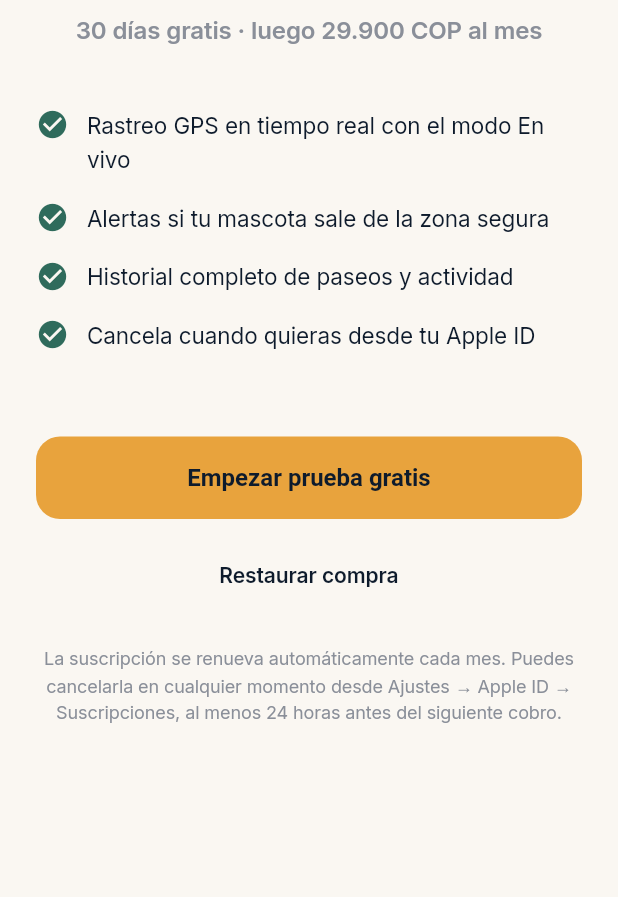
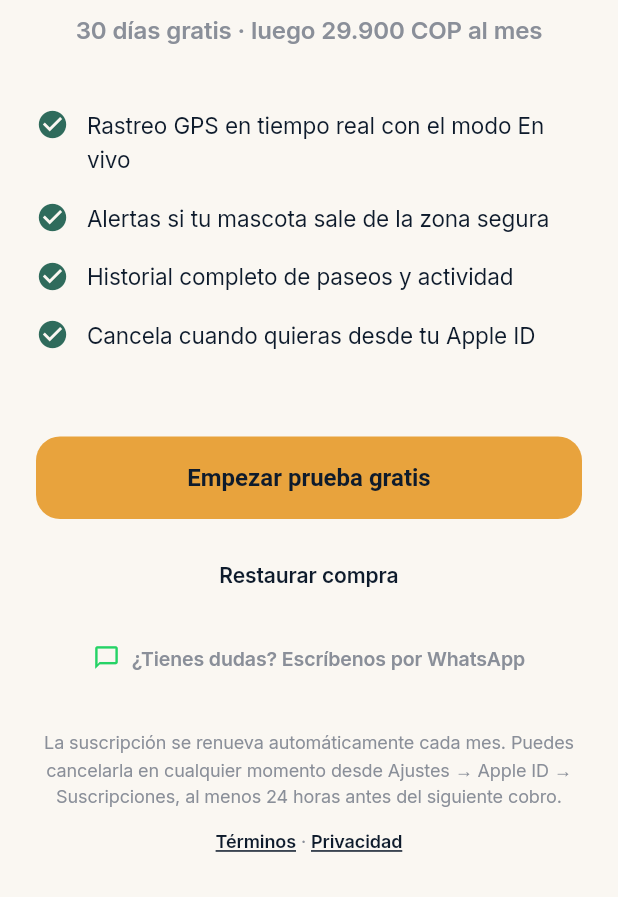
Before and after one commit to notero88-dev/pet-tracker, a Flutter app: the PaywallScreen screen opened directly, on a phone screen of 412 x 824 dp, the part 339-1236 px from its top. Run offline on Flutter 3.47's test engine with Material 3 defaults, Android fonts, the phone set to English and light mode, and no system bars; our stand-ins replace cloud_firestore, firebase_auth, firebase_core, firebase_crashlytics, firebase_messaging, flutter_svg and 9 more; missing offline and left inert: mobile_scanner, network_info_plus; accounts and stored records are empty; network calls fail.

Commit message:
paywall: WhatsApp support contact + ToS/Privacy links + real support number
Two related changes to make the paywall App-Review-checklist-complete
and to wire the real support phone everywhere it appears in the app.

### constants.dart

- New AppConstants.supportWhatsAppPhone = '573125220165' (Nico's
  direct line). Centralized so the same number does not get re-typed
  per surface.
- New AppConstants.whatsAppSupportLink(message) helper that builds
  a properly URL-encoded wa.me deep link via Uri.https. Both the
  paywall and the Cuenta tab call this with their own prefilled
  message so the first WhatsApp ping gives Nico context.

### cuenta_tab.dart

- Replaced the placeholder '573001234567' WhatsApp number in the
  Soporte card with AppConstants.whatsAppSupportLink('Necesito
  ayuda con mi app Besti'). User taps the row -> WhatsApp opens
  with the prefilled message.

### paywall_screen.dart

Two new affordances below the existing CTA + "Restaurar compra":

- WhatsApp support link with green chat-bubble icon — "¿Tienes dudas?
  Escríbenos por WhatsApp" -> opens WhatsApp with "Tengo dudas de la
  suscripción de Besti" prefilled. Apple-acceptable external
  contact (Tractive, Fi, Whistle all do this from their paywalls).

- "Términos · Privacidad" link pair at the very bottom, opening
  https://mybesti.co/terms and https://mybesti.co/privacy in
  Safari. Apple's IAP App Review checklist explicitly looks for
  these on subscription paywalls; we already have them in
  Cuenta -> Legal but the paywall is a separate review touchpoint.

### Paywall now satisfies the full Apple checklist

  - Price + auto-renewal disclosure (already in footer copy)
  - Cancellation instructions (already in footer copy)
  - Terms of Service link (new)
  - Privacy Policy link (new)
  - Restore Purchase button (already there)
  - Support contact (new — WhatsApp, bonus)

Build 19. Smoke-tested on iPhone — both WhatsApp deep links open
the correct conversation with the prefilled message; both legal
links open the correct mybesti.co pages in Safari.

Co-Authored-By: Claude Opus 4.7 (1M context) <noreply@anthropic.com>

```diff
--- a/lib/screens/main/cuenta_tab.dart
+++ b/lib/screens/main/cuenta_tab.dart
@@ -34,6 +34,7 @@ import '../../providers/auth_provider.dart';
 import '../../providers/subscription_provider.dart';
 import '../../providers/traccar_provider.dart';
 import '../../services/firestore_service.dart';
+import '../../utils/constants.dart';
 import '../../utils/petti_theme.dart';
 import '../device/home_zone_setup_wizard.dart';
 import '../profile/pet_profile_screen.dart';
@@ -810,7 +811,9 @@ class _SoporteCard extends StatelessWidget {
               iconColor: const Color(0xFF25D366),
               label: 'WhatsApp soporte',
               sub: 'Lun–Sáb · 8am–8pm',
-              onTap: () => _openUrl('https://wa.me/573001234567'),
+              onTap: () => _openUrl(
+                AppConstants.whatsAppSupportLink('Necesito ayuda con mi app Besti').toString(),
+              ),
               external: true,
               isLast: true,
             ),
--- a/lib/screens/paywall/paywall_screen.dart
+++ b/lib/screens/paywall/paywall_screen.dart
@@ -19,6 +19,7 @@
 
 import 'package:flutter/material.dart';
 import 'package:provider/provider.dart';
+import 'package:url_launcher/url_launcher.dart';
 
 import '../../providers/subscription_provider.dart';
 import '../../utils/constants.dart';
@@ -184,6 +185,31 @@ class _PaywallBodyState extends State<_PaywallBody> {
                   ),
                 ),
               ),
+              const SizedBox(height: PettiSpacing.s2),
+              // WhatsApp support — Apple-acceptable (Tractive / Fi / Whistle
+              // all link external support from their paywalls). Pre-filled
+              // message gives Nico context on the first message.
+              TextButton.icon(
+                onPressed: () async {
+                  final uri = AppConstants.whatsAppSupportLink(
+                    'Tengo dudas de la suscripción de Besti',
+                  );
+                  await launchUrl(uri, mode: LaunchMode.externalApplication);
+                },
+                icon: const Icon(
+                  Icons.chat_bubble_outline,
+                  size: 18,
+                  color: Color(0xFF25D366),
+                ),
+                label: Text(
+                  '¿Tienes dudas? Escríbenos por WhatsApp',
+                  style: PettiText.body().copyWith(
+                    color: PettiColors.fgDim,
+                    fontSize: 13,
+                    fontWeight: FontWeight.w600,
+                  ),
+                ),
+              ),
               const SizedBox(height: PettiSpacing.s5),
               Text(
                 'La suscripción se renueva automáticamente cada mes. '
@@ -196,10 +222,50 @@ class _PaywallBodyState extends State<_PaywallBody> {
                   color: PettiColors.fgDim,
                 ),
               ),
+              const SizedBox(height: PettiSpacing.s3),
+              // ToS + Privacy links — Apple's App Review checklist
+              // explicitly looks for these on the paywall when an app
+              // sells subscriptions. Same URLs as the Cuenta → Legal
+              // section so users see one canonical pair.
+              Row(
+                mainAxisAlignment: MainAxisAlignment.center,
+                children: [
+                  _legalLink(
+                    'Términos',
+                    Uri.parse('https://mybesti.co/terms'),
+                  ),
+                  Text(
+                    ' · ',
+                    style: PettiText.body().copyWith(
+                      fontSize: 12,
+                      color: PettiColors.fgDim,
+                    ),
+                  ),
+                  _legalLink(
+                    'Privacidad',
+                    Uri.parse('https://mybesti.co/privacy'),
+                  ),
+                ],
+              ),
             ],
           ),
         ),
       ],
+    );
+  }
+
+  Widget _legalLink(String label, Uri uri) {
+    return GestureDetector(
+      onTap: () => launchUrl(uri, mode: LaunchMode.externalApplication),
+      child: Text(
+        label,
+        style: PettiText.body().copyWith(
+          fontSize: 12,
+          color: PettiColors.midnight,
+          fontWeight: FontWeight.w600,
+          decoration: TextDecoration.underline,
+        ),
+      ),
     );
   }
 
--- a/lib/utils/constants.dart
+++ b/lib/utils/constants.dart
@@ -34,6 +34,20 @@ class AppConstants {
   static const String appVersion = '1.0.0';
   static const String supportEmail = 'soporte@pettrack.co';
 
+  // WhatsApp support: Nico's direct line. Used in two surfaces:
+  //   - Paywall ("Tengo dudas de la suscripción de Besti")
+  //   - Cuenta → Soporte ("Necesito ayuda con mi app Besti")
+  // Number in international format without the +, as wa.me requires.
+  static const String supportWhatsAppPhone = '573125220165';
+
+  /// Builds a wa.me deep link with the given prefilled message.
+  /// Uri.https handles URL encoding of the text param automatically.
+  static Uri whatsAppSupportLink(String message) => Uri.https(
+        'wa.me',
+        '/$supportWhatsAppPhone',
+        {'text': message},
+      );
+
   // Subscription Pricing (COP)
   static const int monthlyPrice = 29900;
   static const int annualPrice = 250000;
--- a/pubspec.yaml
+++ b/pubspec.yaml
@@ -1,7 +1,7 @@
 name: pettrack_app
 description: "PetTrack - Pet GPS Tracking for Colombia"
 publish_to: 'none'
-version: 1.0.0+17
+version: 1.0.0+19
 
 environment:
   sdk: ^3.11.0
```
